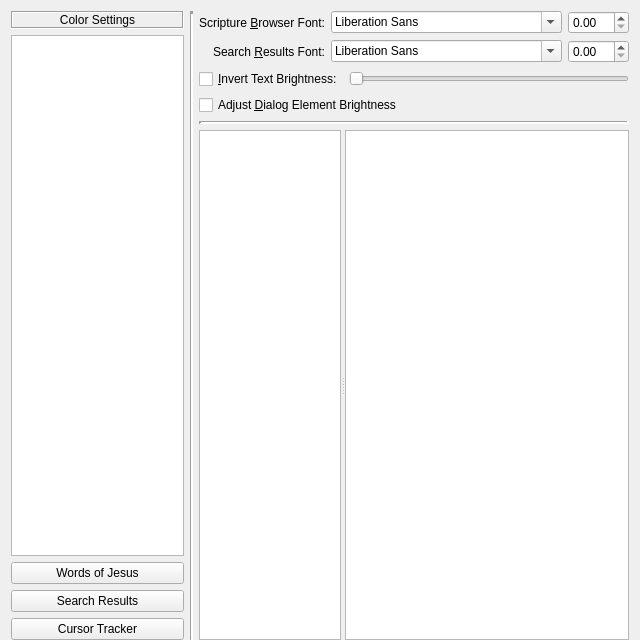
dewhisna/KingJamesPureBibleSearch, file programs/KJVCanOpener/KJVTextFormatConfig.ui: the form before one commit.
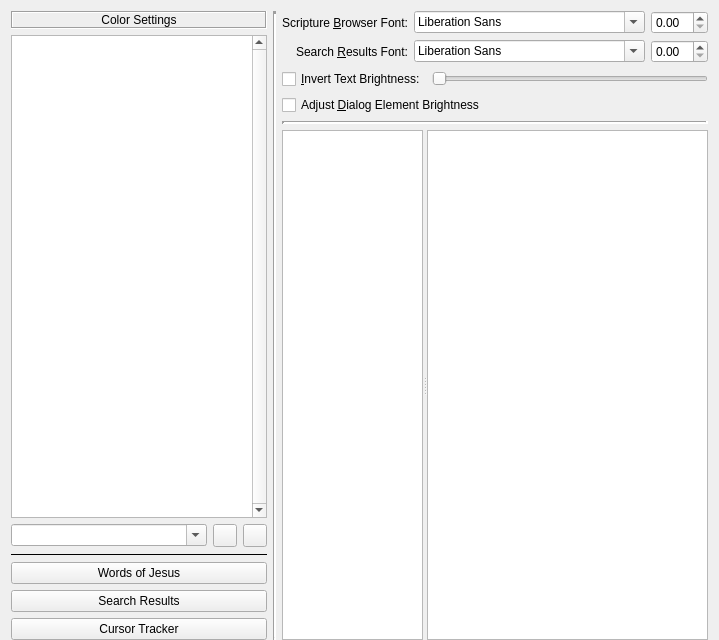
The form after the commit. Icons and pictures are not drawn.

Diff of the .ui file:
```diff
--- a/programs/KJVCanOpener/KJVTextFormatConfig.ui
+++ b/programs/KJVCanOpener/KJVTextFormatConfig.ui
@@ -6,7 +6,7 @@
    <rect>
     <x>0</x>
     <y>0</y>
-    <width>640</width>
+    <width>717</width>
     <height>640</height>
    </rect>
   </property>
@@ -43,11 +43,17 @@
        <item>
         <widget class="QListWidget" name="listWidgetColorOptions">
          <property name="sizePolicy">
-          <sizepolicy hsizetype="Expanding" vsizetype="Expanding">
-           <horstretch>5</horstretch>
+          <sizepolicy hsizetype="Minimum" vsizetype="Expanding">
+           <horstretch>0</horstretch>
            <verstretch>0</verstretch>
           </sizepolicy>
          </property>
+         <property name="verticalScrollBarPolicy">
+          <enum>Qt::ScrollBarAlwaysOn</enum>
+         </property>
+         <property name="horizontalScrollBarPolicy">
+          <enum>Qt::ScrollBarAlwaysOff</enum>
+         </property>
          <property name="editTriggers">
           <set>QAbstractItemView::NoEditTriggers</set>
          </property>
@@ -56,6 +62,58 @@
          </property>
         </widget>
        </item>
+       <item>
+        <layout class="QHBoxLayout" name="horzLayoutColorToolButtons">
+         <item>
+          <widget class="QComboBox" name="comboBoxHighlighter">
+           <property name="editable">
+            <bool>true</bool>
+           </property>
+           <property name="sizeAdjustPolicy">
+            <enum>QComboBox::AdjustToContents</enum>
+           </property>
+          </widget>
+         </item>
+         <item>
+          <widget class="QToolButton" name="toolButtonAddHighlighter">
+           <property name="icon">
+            <iconset resource="KJVCanOpener.qrc">
+             <normaloff>:/res/list_add.png</normaloff>:/res/list_add.png</iconset>
+           </property>
+           <property name="iconSize">
+            <size>
+             <width>16</width>
+             <height>16</height>
+            </size>
+           </property>
+          </widget>
+         </item>
+         <item>
+          <widget class="QToolButton" name="toolButtonRemoveHighlighter">
+           <property name="icon">
+            <iconset resource="KJVCanOpener.qrc">
+             <normaloff>:/res/list_remove.png</normaloff>:/res/list_remove.png</iconset>
+           </property>
+           <property name="iconSize">
+            <size>
+             <width>16</width>
+             <height>16</height>
+            </size>
+           </property>
+          </widget>
+         </item>
+        </layout>
+       </item>
+       <item>
+        <widget class="Line" name="line_3">
+         <property name="frameShadow">
+          <enum>QFrame::Plain</enum>
+         </property>
+         <property name="orientation">
+          <enum>Qt::Horizontal</enum>
+         </property>
+        </widget>
+       </item>
        <item>
         <widget class="QPushButton" name="buttonWordsOfJesusColor">
          <property name="text">
```
Left out of the diff: 209 changed lines with no effect on the pictures.
